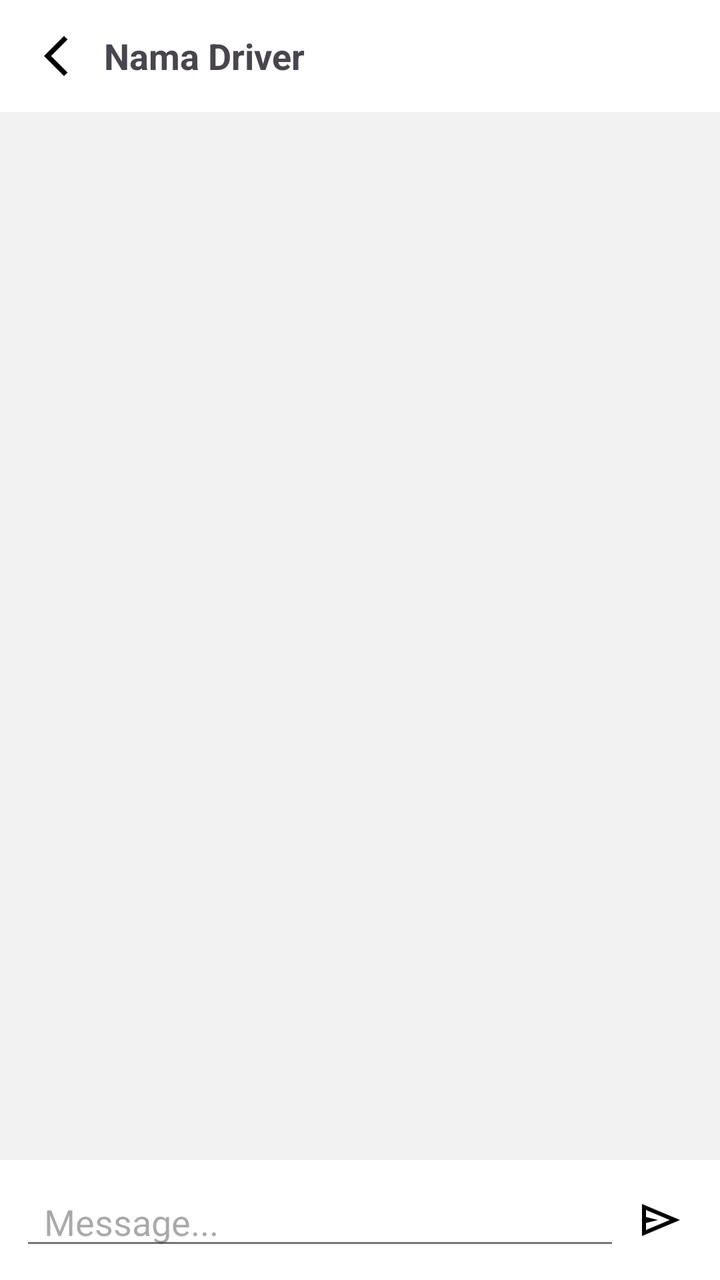
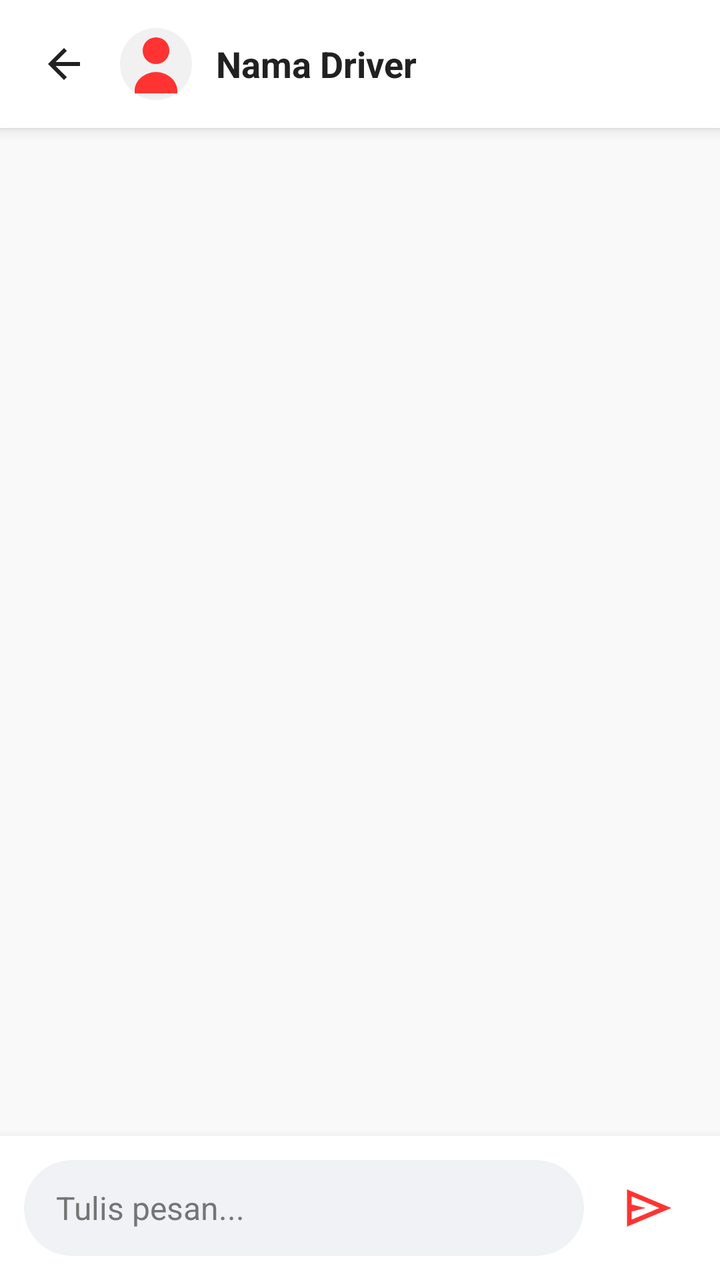

Before-and-after screenshots of an Android layout around one commit, followed by the original layout XML and the change that was made.
<!-- AndroidManifest.xml: application theme Theme.NgGojek -->
<!-- res/layout/activity_chat.xml -->
<?xml version="1.0" encoding="utf-8"?>
<androidx.constraintlayout.widget.ConstraintLayout xmlns:android="http://schemas.android.com/apk/res/android"
    xmlns:app="http://schemas.android.com/apk/res-auto"
    android:layout_width="match_parent"
    android:layout_height="match_parent"
    android:background="#F2F2F2">

    
    <LinearLayout
        android:id="@+id/topBar"
        android:layout_width="0dp"
        android:layout_height="56dp"
        android:orientation="horizontal"
        android:gravity="center_vertical"
        android:background="@color/white"
        android:paddingStart="16dp"
        android:paddingEnd="16dp"
        app:layout_constraintTop_toTopOf="parent"
        app:layout_constraintStart_toStartOf="parent"
        app:layout_constraintEnd_toEndOf="parent">

        <ImageView
            android:id="@+id/btnBack"
            android:src="@drawable/back"
            android:layout_width="24dp"
            android:layout_height="24dp"/>

        <TextView
            android:id="@+id/txtTitle"
            android:text="Nama Driver"
            android:textSize="18sp"
            android:textStyle="bold"
            android:layout_marginStart="12dp"
            android:layout_width="wrap_content"
            android:layout_height="wrap_content" />
    </LinearLayout>

    
    <androidx.recyclerview.widget.RecyclerView
        android:id="@+id/recyclerChat"
        android:layout_width="0dp"
        android:layout_height="0dp"
        android:padding="8dp"
        app:layout_constraintTop_toBottomOf="@id/topBar"
        app:layout_constraintBottom_toTopOf="@id/bottomInput"
        app:layout_constraintStart_toStartOf="parent"
        app:layout_constraintEnd_toEndOf="parent"/>

    
    <LinearLayout
        android:id="@+id/bottomInput"
        android:layout_width="0dp"
        android:layout_height="60dp"
        android:padding="10dp"
        android:background="@color/white"
        android:orientation="horizontal"
        android:gravity="center_vertical"
        app:layout_constraintBottom_toBottomOf="parent"
        app:layout_constraintStart_toStartOf="parent"
        app:layout_constraintEnd_toEndOf="parent">

        <EditText
            android:id="@+id/editMessage"
            android:layout_width="0dp"
            android:layout_height="40dp"
            android:layout_weight="1"
            android:hint="Message..."
            android:paddingStart="12dp" />

        <ImageView
            android:id="@+id/btnSend"
            android:src="@drawable/send"
            android:padding="8dp"
            android:layout_width="40dp"
            android:layout_height="40dp" />
    </LinearLayout>

</androidx.constraintlayout.widget.ConstraintLayout>
<!-- resources referenced by this layout -->
<resources>
  <color name="white">#FFFFFFFF</color>
  <!-- drawable back (drawable) -->
  <vector xmlns:android="http://schemas.android.com/apk/res/android" android:height="24dp" android:tint="#000000" android:viewportHeight="960" android:viewportWidth="960" android:width="24dp">
        
      <path android:fillColor="@android:color/white" android:pathData="M640,880L240,480L640,80L711,151L382,480L711,809L640,880Z"/>
      
  </vector>
  <!-- drawable send (drawable) -->
  <vector xmlns:android="http://schemas.android.com/apk/res/android"
      android:width="24dp"
      android:height="24dp"
      android:viewportWidth="960"
      android:viewportHeight="960">
    <path
        android:pathData="M120,800v-640l760,320 -760,320ZM200,680 L674,480 200,280v140l240,60 -240,60v140ZM200,680v-400,400Z"
        android:fillColor="#000000"/>
  </vector>
  <style name="Theme.NgGojek" parent="Base.Theme.NgGojek" />
  <style name="Base.Theme.NgGojek" parent="Theme.Material3.Light.NoActionBar">
          <item name="colorPrimary">@color/primaryRed</item>
          <item name="colorOnPrimary">@color/white</item>
          <item name="colorPrimaryContainer">@color/softRed</item>
          <item name="colorOnPrimaryContainer">@color/primaryRedDark</item>
  
          <item name="colorSecondary">@color/primaryRed</item>
          <item name="colorOnSecondary">@color/white</item>
  
          <item name="colorSecondaryContainer">@color/softRed</item>
          <item name="colorOnSecondaryContainer">@color/primaryRedDark</item>
  
          <item name="android:windowBackground">@color/white</item>
          <item name="android:statusBarColor">@color/white</item>
          <item name="android:windowLightStatusBar">true</item>
          <item name="android:textColorPrimary">@color/blackText</item>
          <item name="android:textColorSecondary">@color/greyText</item>
  
      </style>
  <color name="primaryRed">#ff3332</color>
  <color name="softRed">#FFF0F0</color>
  <color name="primaryRedDark">#D62B2A</color>
  <color name="blackText">#212121</color>
  <color name="greyText">#757575</color>
</resources>

<!-- the commit's change to res/layout/activity_chat.xml (unified diff, before → after) -->
@@ -1,38 +1,55 @@
 <?xml version="1.0" encoding="utf-8"?>
-<androidx.constraintlayout.widget.ConstraintLayout xmlns:android="http://schemas.android.com/apk/res/android"
+<androidx.constraintlayout.widget.ConstraintLayout
+    xmlns:android="http://schemas.android.com/apk/res/android"
     xmlns:app="http://schemas.android.com/apk/res-auto"
     android:layout_width="match_parent"
     android:layout_height="match_parent"
-    android:background="#F2F2F2">
+    android:background="@color/offWhite">
 
     
     <LinearLayout
         android:id="@+id/topBar"
         android:layout_width="0dp"
-        android:layout_height="56dp"
+        android:layout_height="?attr/actionBarSize"
         android:orientation="horizontal"
         android:gravity="center_vertical"
         android:background="@color/white"
-        android:paddingStart="16dp"
+        android:paddingStart="12dp"
         android:paddingEnd="16dp"
+        android:elevation="4dp"
         app:layout_constraintTop_toTopOf="parent"
         app:layout_constraintStart_toStartOf="parent"
         app:layout_constraintEnd_toEndOf="parent">
 
         <ImageView
             android:id="@+id/btnBack"
-            android:src="@drawable/back"
-            android:layout_width="24dp"
-            android:layout_height="24dp"/>
+            android:layout_width="40dp"
+            android:layout_height="40dp"
+            android:src="@drawable/ic_arrow_back"
+            android:padding="8dp"
+            android:background="?attr/selectableItemBackgroundBorderless"
+            app:tint="@color/blackText" />
+        
+
+        
+        <ImageView
+            android:layout_width="36dp"
+            android:layout_height="36dp"
+            android:src="@drawable/profile"
+            android:padding="2dp"
+            android:background="@drawable/bg_circle"
+            app:tint="@color/primaryRed"
+            android:layout_marginStart="8dp"/>
 
         <TextView
             android:id="@+id/txtTitle"
+            android:layout_width="wrap_content"
+            android:layout_height="wrap_content"
             android:text="Nama Driver"
             android:textSize="18sp"
             android:textStyle="bold"
-            android:layout_marginStart="12dp"
-            android:layout_width="wrap_content"
-            android:layout_height="wrap_content" />
+            android:textColor="@color/blackText"
+            android:layout_marginStart="12dp" />
     </LinearLayout>
 
     
@@ -40,7 +57,11 @@
         android:id="@+id/recyclerChat"
         android:layout_width="0dp"
         android:layout_height="0dp"
-        android:padding="8dp"
+        android:paddingHorizontal="16dp"
+        android:paddingTop="16dp"
+        android:paddingBottom="8dp"
+        android:clipToPadding="false"
+        android:scrollbars="vertical"
         app:layout_constraintTop_toBottomOf="@id/topBar"
         app:layout_constraintBottom_toTopOf="@id/bottomInput"
         app:layout_constraintStart_toStartOf="parent"
@@ -50,29 +71,46 @@
     <LinearLayout
         android:id="@+id/bottomInput"
         android:layout_width="0dp"
-        android:layout_height="60dp"
-        android:padding="10dp"
+        android:layout_height="wrap_content"
+        android:paddingHorizontal="12dp"
+        android:paddingVertical="12dp"
         android:background="@color/white"
         android:orientation="horizontal"
         android:gravity="center_vertical"
+        android:elevation="8dp"
         app:layout_constraintBottom_toBottomOf="parent"
         app:layout_constraintStart_toStartOf="parent"
         app:layout_constraintEnd_toEndOf="parent">
 
+        
         <EditText
             android:id="@+id/editMessage"
             android:layout_width="0dp"
-            android:layout_height="40dp"
+            android:layout_height="wrap_content"
             android:layout_weight="1"
-            android:hint="Message..."
-            android:paddingStart="12dp" />
+            android:hint="Tulis pesan..."
+            android:textColorHint="@color/greyText"
+            android:textColor="@color/blackText"
+            android:textSize="16sp"
+            android:background="@drawable/bg_chat_input"
+            android:paddingVertical="12dp"
+            android:paddingHorizontal="16dp"
+            android:maxLines="4"
+            android:inputType="textCapSentences|textMultiLine"
+            android:minHeight="48dp"/>
 
+        
         <ImageView
             android:id="@+id/btnSend"
+            android:layout_width="48dp"
+            android:layout_height="48dp"
             android:src="@drawable/send"
-            android:padding="8dp"
-            android:layout_width="40dp"
-            android:layout_height="40dp" />
+            android:padding="10dp"
+            android:layout_marginStart="8dp"
+            android:background="?attr/selectableItemBackgroundBorderless"
+            app:tint="@color/primaryRed" />
+        
+
     </LinearLayout>
 
 </androidx.constraintlayout.widget.ConstraintLayout>
<!-- resource entries referenced after the edit -->
@@ -1,11 +1,33 @@
 <!-- resources referenced by this layout -->
 <resources>
   <color name="white">#FFFFFFFF</color>
-  <!-- drawable back (drawable) -->
-  <vector xmlns:android="http://schemas.android.com/apk/res/android" android:height="24dp" android:tint="#000000" android:viewportHeight="960" android:viewportWidth="960" android:width="24dp">
+  <!-- drawable bg_chat_input (drawable) -->
+  <?xml version="1.0" encoding="utf-8"?>
+  <shape xmlns:android="http://schemas.android.com/apk/res/android"
+      android:shape="rectangle">
+      <solid android:color="#F0F2F5" />
+      <corners android:radius="24dp" />
+  </shape>
+  <!-- drawable bg_circle (drawable) -->
+  <shape xmlns:android="http://schemas.android.com/apk/res/android"
+      android:shape="oval">
+      <solid android:color="#F1F1F1"/>
+  </shape>
+  <!-- drawable ic_arrow_back (drawable) -->
+  <vector xmlns:android="http://schemas.android.com/apk/res/android" android:autoMirrored="true" android:height="24dp" android:tint="#000000" android:viewportHeight="960" android:viewportWidth="960" android:width="24dp">
         
-      <path android:fillColor="@android:color/white" android:pathData="M640,880L240,480L640,80L711,151L382,480L711,809L640,880Z"/>
+      <path android:fillColor="@android:color/white" android:pathData="M313,520L537,744L480,800L160,480L480,160L537,216L313,440L800,440L800,520L313,520Z"/>
       
+  </vector>
+  <!-- drawable profile (drawable) -->
+  <vector xmlns:android="http://schemas.android.com/apk/res/android"
+      android:width="24dp"
+      android:height="24dp"
+      android:viewportWidth="24"
+      android:viewportHeight="24">
+      <path
+          android:fillColor="#000"
+          android:pathData="M12,12a5,5 0 1,0 0,-10a5,5 0 1,0 0,10zM4,22c0,-4 4,-7 8,-7s8,3 8,7v1H4v-1z"/>
   </vector>
   <!-- drawable send (drawable) -->
   <vector xmlns:android="http://schemas.android.com/apk/res/android"
@@ -42,5 +64,6 @@
   <color name="primaryRedDark">#D62B2A</color>
   <color name="blackText">#212121</color>
   <color name="greyText">#757575</color>
+  <color name="offWhite">#F9F9F9</color>
 </resources>
 
